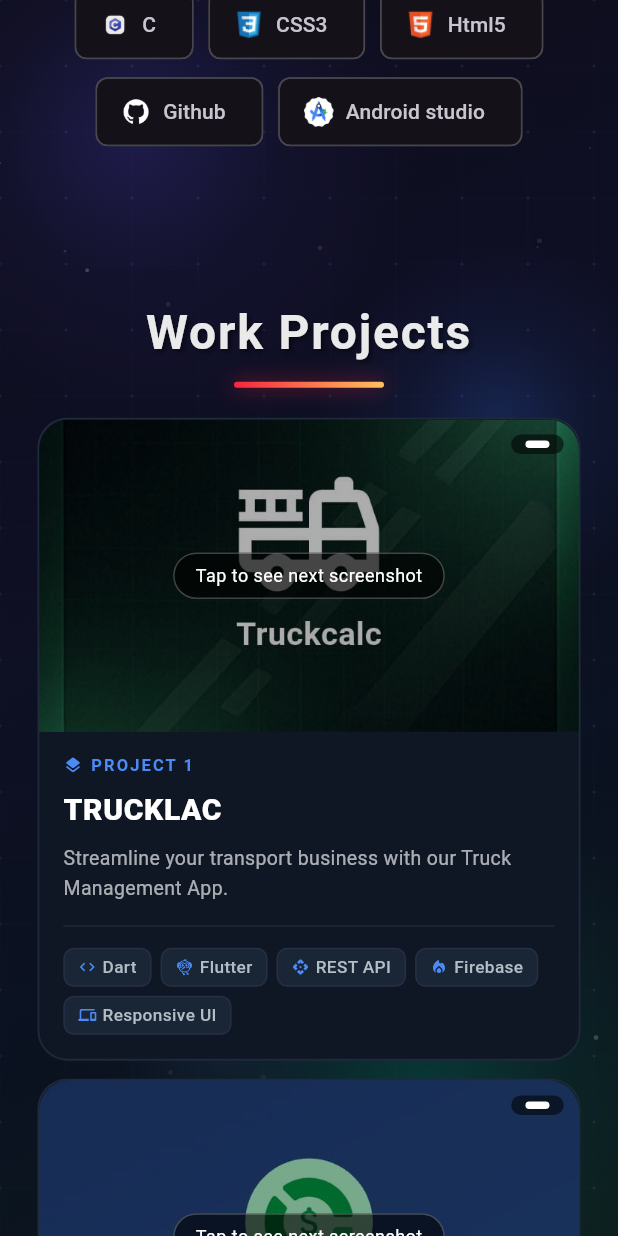
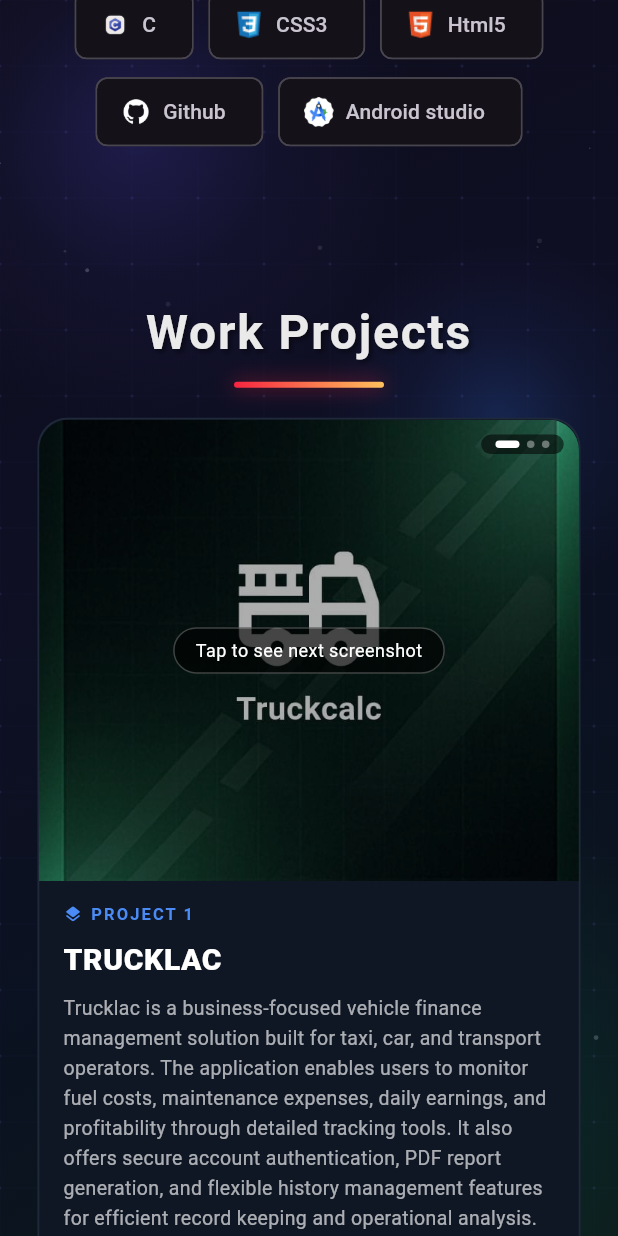
Before and after one commit to joydav432-web/my_portfulio, a Flutter app: the screen it shows after launch, scrolled down 1152 dp, on a phone screen of 412 x 824 dp. Run offline on Flutter 3.47's test engine with Material 3 defaults, Android fonts, the light colour scheme and no system bars.

Commit message:
change designe

```diff
--- a/lib/widgets/projectdesktop.dart
+++ b/lib/widgets/projectdesktop.dart
@@ -104,11 +104,10 @@ class _ProjectCardState extends State<ProjectCard>
     final p = widget.project;
     final images = p.imagePaths;
 
-    // ✅ FIX: Responsive — fills parent width, max 400
     return LayoutBuilder(
       builder: (context, constraints) {
         final cardWidth = constraints.maxWidth.clamp(0.0, 400.0);
-        final imgHeight = cardWidth * 0.575; // ~230 at 400px
+        final imgHeight = cardWidth * 0.85; // ~230 at 400px
 
         return Container(
           width: cardWidth,
@@ -142,11 +141,11 @@ class _ProjectCardState extends State<ProjectCard>
                             duration: const Duration(milliseconds: 180),
                             curve: Curves.easeOut,
                             child: Image.asset(
-                              images[_idx],
-                              fit: BoxFit.cover,
+                                    images[_idx],
+                                    fit: BoxFit.cover,
+                              height: double.infinity,
                               width: double.infinity,
-                              height: double.infinity,
-                            ),
+                            )
                           ),
                         ),
                       ),
--- a/lib/widgets/work_project.dart
+++ b/lib/widgets/work_project.dart
@@ -12,7 +12,13 @@ class WorkProject extends StatelessWidget {
         number: "Project 1",
         title: "TRUCKLAC",
         description:
-        "Streamline your transport business with our Truck Management App.",
+        "Trucklac is a business-focused vehicle finance management "
+            "solution built for taxi, car, and transport operators. "
+            "The application enables users to monitor fuel costs, maintenance expenses, "
+            "daily earnings, and profitability through detailed tracking tools. "
+            "It also offers secure account authentication, PDF report generation, "
+            "and flexible history management features for efficient record keeping "
+            "and operational analysis.",
         techStack: [
           'Dart',
           'Flutter',
@@ -20,14 +26,23 @@ class WorkProject extends StatelessWidget {
           'Firebase',
           'Responsive UI'
         ],
-        imagePaths: ['assets/images/project_1.jpeg'],
+        imagePaths: ['assets/images/project_1.jpeg',
+          'assets/images/trucklac_91.png',
+          'assets/images/trucklac_92.png'
+
+        ],
         githubUrl: 'https://github.com/joydav432-web/Card-view',
       ),
       ProjectData(
         number: "Project 2",
         title: "Expenses Trucker",
         description:
-        "Management your daily earn and expenses with our expenses Trucker",
+        "Expense Tracker App is a personal finance management application "
+            "that helps users record and organize their daily income and expenses. "
+            "It provides real-time calculations of total earnings, spending,"
+            " and available balance to simplify budget planning. With a clean themed "
+            "interface and persistent data storage, users can easily analyze their"
+            " financial activities and maintain better control over their money."        ,
         techStack: [
           'Dart',
           'Flutter',
@@ -35,7 +50,10 @@ class WorkProject extends StatelessWidget {
           'Firebase',
           'Responsive UI'
         ],
-        imagePaths: ['assets/images/project_2.jpeg'],
+        imagePaths: ['assets/images/project_2.jpeg',
+        'assets/images/trucker_1.png',
+
+        ],
         githubUrl: 'https://github.com/joydav432-web/expense_trucker',
       ),
     ];
```
Also changed, not shown: assets/images/expense_profile.jpg (added), assets/images/expenses_add.jpg (added), assets/images/expenses_truckerhome.jpg (added), assets/images/trucker_1.png (added), assets/images/trucklac_91.png (added), assets/images/trucklac_92.png (added).
